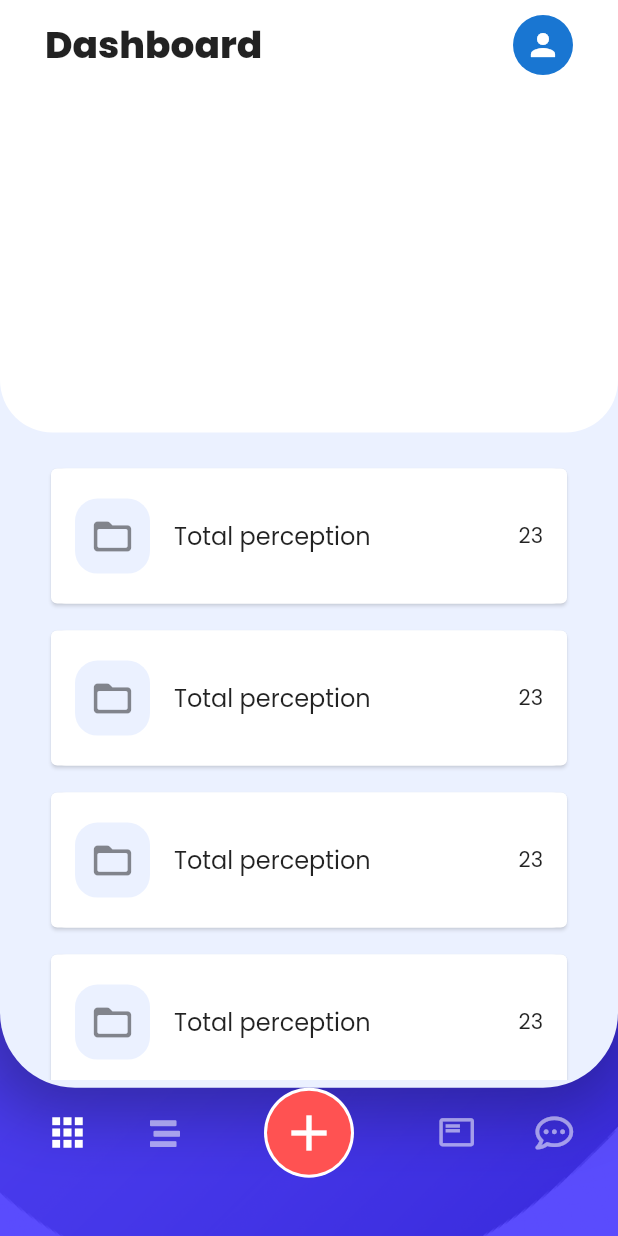
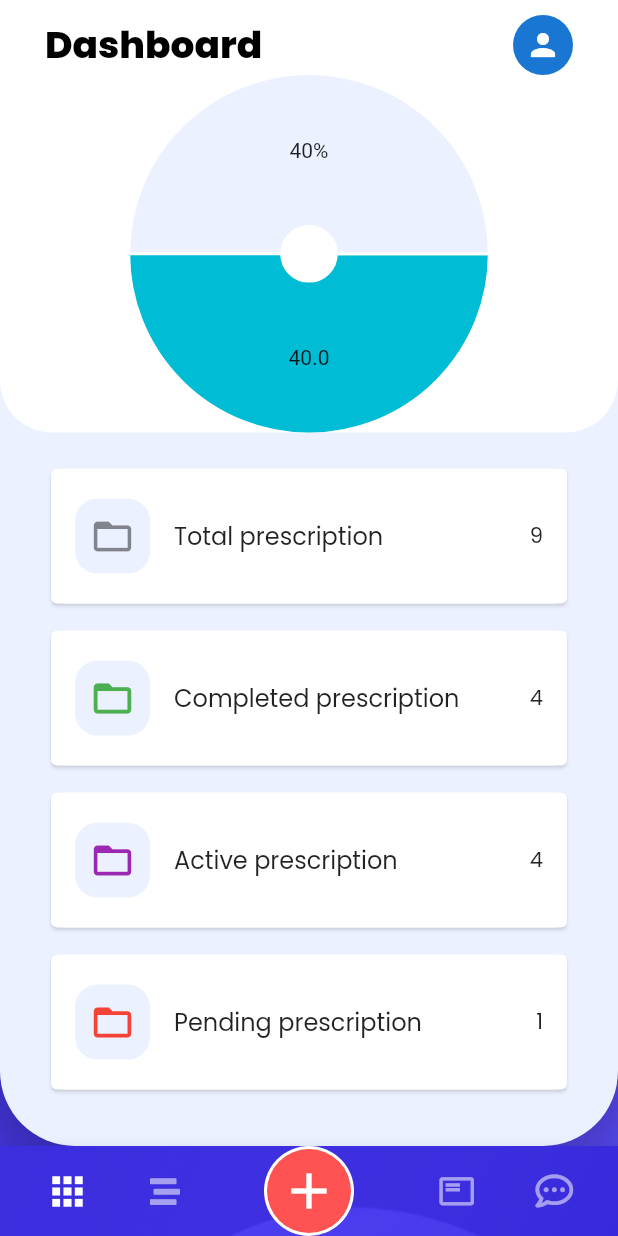
Before and after one commit to codesalley/pre-cure, a Flutter app: the screen it shows after launch, on a phone screen of 412 x 824 dp. Run offline on Flutter 3.47's test engine with Material 2 defaults, Android fonts, the phone set to English and light mode, and no system bars; drawn by our look-alikes of fl_chart; our stand-ins replace font_awesome_flutter.

```diff
--- a/lib/constants.dart
+++ b/lib/constants.dart
@@ -2,8 +2,8 @@ import 'package:flutter/material.dart';
 
 const KmainColor = Color(0xffEBF1FF);
 
-const kCompleteColor = Colors.greenAccent;
+const kCompleteColor = Colors.green;
 
 const kPendingColor = Colors.red;
 
-const kOngoingColor = Colors.redAccent;
+const kOngoingColor = Colors.purple;
--- a/lib/main.dart
+++ b/lib/main.dart
@@ -1,5 +1,8 @@
 import 'package:flutter/material.dart';
 import 'package:pre_cure/screens/dashboard.dart';
+import 'package:pre_cure/screens/dugInfo.dart';
+import 'package:pre_cure/screens/healthTips.dart';
+import 'package:pre_cure/screens/taskScreen.dart';
 
 void main() {
   runApp(MyApp());
@@ -12,10 +15,20 @@ class MyApp extends StatelessWidget {
       // vi: VisualDensity.adaptivePlatformDensity,
       theme: ThemeData(
         visualDensity: VisualDensity.adaptivePlatformDensity,
+        primaryTextTheme: TextTheme(
+          bodyText1: TextStyle(fontFamily: 'Poppins'),
+          bodyText2: TextStyle(fontFamily: 'Poppins'),
+        ),
       ),
-      home: Scaffold(
-        body: DashBoard(),
-      ),
+      home: DashBoard(),
+
+      initialRoute: DashBoard.id,
+      routes: {
+        DashBoard.id: (context) => DashBoard(),
+        TaskList.id: (context) => TaskList(),
+        DrugInfo.id: (context) => DrugInfo(),
+        HealthTips.id: (context) => HealthTips()
+      },
     );
   }
 }
--- a/lib/screens/dashboard.dart
+++ b/lib/screens/dashboard.dart
@@ -1,17 +1,31 @@
 import 'package:flutter/material.dart';
-import 'package:font_awesome_flutter/font_awesome_flutter.dart';
 import 'package:pre_cure/constants.dart';
 import 'package:pre_cure/widgets/customListTile.dart';
 import 'package:pre_cure/widgets/custome_nav_bar.dart';
 import 'package:pre_cure/widgets/headerBar.dart';
+import 'package:fl_chart/fl_chart.dart';
 
 class DashBoard extends StatelessWidget {
+  static String id = 'dashboardScreen';
   @override
   Widget build(BuildContext context) {
     final kHeight = MediaQuery.of(context).size.height;
     final kWidth = MediaQuery.of(context).size.width;
 
-    return Container(
+    return Scaffold(
+      bottomNavigationBar: BottomAppBar(
+        child: Container(
+          decoration: BoxDecoration(
+              image: DecorationImage(
+            fit: BoxFit.cover,
+            image: AssetImage(
+              'res/main.png',
+            ),
+          )),
+          child: BottomNavBbar(),
+        ),
+      ),
+      body: Container(
         decoration: BoxDecoration(
             image: DecorationImage(
           fit: BoxFit.cover,
@@ -21,7 +35,8 @@ class DashBoard extends StatelessWidget {
         )),
         child: Column(
           children: [
-          Container(
+            Expanded(
+              child: Container(
                 padding: EdgeInsets.only(bottom: 5),
                 decoration: BoxDecoration(
                   boxShadow: [
@@ -38,7 +53,7 @@ class DashBoard extends StatelessWidget {
                     bottomRight: Radius.circular(50),
                   ),
                 ),
-            height: kHeight * 0.88,
+                //height: kHeight * 0.92,
                 width: kWidth,
                 child: SafeArea(
                   child: SingleChildScrollView(
@@ -63,37 +78,79 @@ class DashBoard extends StatelessWidget {
                           child: Column(
                             children: [
                               HeaderBar(),
+                              Expanded(
+                                child: PieChart(
+                                  PieChartData(
+                                      borderData: FlBorderData(show: false),
+                                      sections: [
+                                        PieChartSectionData(
+                                          radius: 100,
+                                          value: 40,
+                                        ),
+                                        PieChartSectionData(
+                                          color: KmainColor,
+                                          title: '40%',
+                                          titleStyle: TextStyle(
+                                            color: Colors.black87,
+                                          ),
+                                          radius: 100,
+                                          value: 40,
+                                        ),
+                                      ]),
+                                ),
+                              ),
                             ],
                           ),
                         ),
                         SizedBox(
                           height: 20,
                         ),
-                    CustomListTile(),
+                        CustomListTile(
+                          name: 'Total prescription',
+                          icon: Icons.folder_open_outlined,
+                          count: 9,
+                        ),
                         SizedBox(
                           height: 10,
                         ),
-                    CustomListTile(),
+                        CustomListTile(
+                          name: 'Completed prescription',
+                          color: kCompleteColor,
+                          icon: Icons.folder_open_outlined,
+                          count: 4,
+                        ),
                         SizedBox(
                           height: 10,
                         ),
-                    CustomListTile(),
+                        CustomListTile(
+                          name: 'Active prescription',
+                          color: kOngoingColor,
+                          icon: Icons.folder_open_outlined,
+                          count: 4,
+                        ),
                         SizedBox(
                           height: 10,
                         ),
-                    CustomListTile(),
+                        CustomListTile(
+                          name: 'Pending prescription',
+                          color: kPendingColor,
+                          icon: Icons.folder_open_outlined,
+                          count: 1,
+                        ),
                       ],
                     ),
                   ),
                 ),
               ),
-          SafeArea(
-            child: Align(
-              alignment: FractionalOffset.bottomCenter,
-              child: BottomNavBbar(),
             ),
+            // SafeArea(
+            //   child: Align(
+            //     alignment: FractionalOffset.bottomCenter,
+            //     child: BottomNavBbar(),
+            //   ),
+            // ),
+          ],
         ),
-        ],
       ),
     );
   }
--- /dev/null
+++ b/lib/screens/dugInfo.dart
@@ -0,0 +1,9 @@
+import 'package:flutter/material.dart';
+
+class DrugInfo extends StatelessWidget {
+  static String id = 'druginfo';
+  @override
+  Widget build(BuildContext context) {
+    return Container();
+  }
+}
--- /dev/null
+++ b/lib/screens/healthTips.dart
@@ -0,0 +1,9 @@
+import 'package:flutter/material.dart';
+
+class HealthTips extends StatelessWidget {
+  static String id = 'healthtips';
+  @override
+  Widget build(BuildContext context) {
+    return Container();
+  }
+}
--- /dev/null
+++ b/lib/screens/taskScreen.dart
@@ -0,0 +1,9 @@
+import 'package:flutter/material.dart';
+
+class TaskList extends StatelessWidget {
+  static String id = 'taskScreen';
+  @override
+  Widget build(BuildContext context) {
+    return Container();
+  }
+}
--- a/lib/widgets/customListTile.dart
+++ b/lib/widgets/customListTile.dart
@@ -2,9 +2,13 @@ import 'package:flutter/material.dart';
 import 'package:pre_cure/constants.dart';
 
 class CustomListTile extends StatelessWidget {
-  const CustomListTile({
-    Key key,
-  }) : super(key: key);
+  const CustomListTile({Key key, this.color, this.icon, this.name, this.count})
+      : super(key: key);
+
+  final Color color;
+  final String name;
+  final IconData icon;
+  final int count;
 
   @override
   Widget build(BuildContext context) {
@@ -31,19 +35,20 @@ class CustomListTile extends StatelessWidget {
                     width: 50,
                     height: 50,
                     child: Icon(
-                      Icons.folder_open_rounded,
+                      icon,
                       size: 30,
+                      color: color,
                     ),
                   ),
                   title: Text(
-                    'Total perception',
+                    name,
                     style: TextStyle(
                       fontFamily: 'Poppins',
                       fontWeight: FontWeight.w400,
                     ),
                   ),
                   trailing: Text(
-                    '23',
+                    count == null ? '0' : '$count',
                     style: TextStyle(
                       fontFamily: 'Poppins',
                       fontWeight: FontWeight.w400,
--- a/lib/widgets/custome_nav_bar.dart
+++ b/lib/widgets/custome_nav_bar.dart
@@ -1,5 +1,6 @@
 import 'package:flutter/material.dart';
 import 'package:font_awesome_flutter/font_awesome_flutter.dart';
+import 'package:pre_cure/screens/healthTips.dart';
 
 class BottomNavBbar extends StatelessWidget {
   const BottomNavBbar({
@@ -18,18 +19,22 @@ class BottomNavBbar extends StatelessWidget {
         children: [
           Row(
             children: [
-              Icon(
+              GestureDetector(
+                child: Icon(
                   Icons.apps,
                   color: Colors.white,
                   size: iconSize,
                 ),
+              ),
               SizedBox(
                 width: 40,
               ),
-              Icon(
+              GestureDetector(
+                child: Icon(
                   FontAwesomeIcons.stream,
                   color: Colors.white54,
                   size: 20,
+                ),
               ),
             ],
           ),
@@ -48,18 +53,25 @@ class BottomNavBbar extends StatelessWidget {
           ),
           Row(
             children: [
-              Icon(
+              GestureDetector(
+                child: Icon(
                   Icons.featured_play_list_outlined,
                   color: Colors.white54,
                   size: 25,
                 ),
+              ),
               SizedBox(
                 width: 40,
               ),
-              Icon(
+              GestureDetector(
+                onTap: () {
+                  Navigator.pushNamed(context, HealthTips.id);
+                },
+                child: Icon(
                   FontAwesomeIcons.commentDots,
                   color: Colors.white54,
                   size: 25,
+                ),
               ),
             ],
           ),
--- a/lib/widgets/headerBar.dart
+++ b/lib/widgets/headerBar.dart
@@ -1,10 +1,6 @@
 import 'package:flutter/material.dart';
 
 class HeaderBar extends StatelessWidget {
-  const HeaderBar({
-    Key key,
-  }) : super(key: key);
-
   @override
   Widget build(BuildContext context) {
     return Column(
@@ -16,6 +12,7 @@ class HeaderBar extends StatelessWidget {
               'Dashboard',
               style: TextStyle(
                 fontSize: 25,
+                color: Colors.black,
                 fontFamily: 'Poppins',
                 fontWeight: FontWeight.w900,
               ),
--- a/pubspec.yaml
+++ b/pubspec.yaml
@@ -27,6 +27,8 @@ dependencies:
 
   cupertino_icons: ^1.0.0
   font_awesome_flutter: ^8.10.1
+  fl_chart: ^0.12.1
+  get: ^3.23.1
 
 dev_dependencies:
   flutter_test:
```
Also changed, not shown: pubspec.lock. Lines whose indentation alone changed are shown as unchanged.
